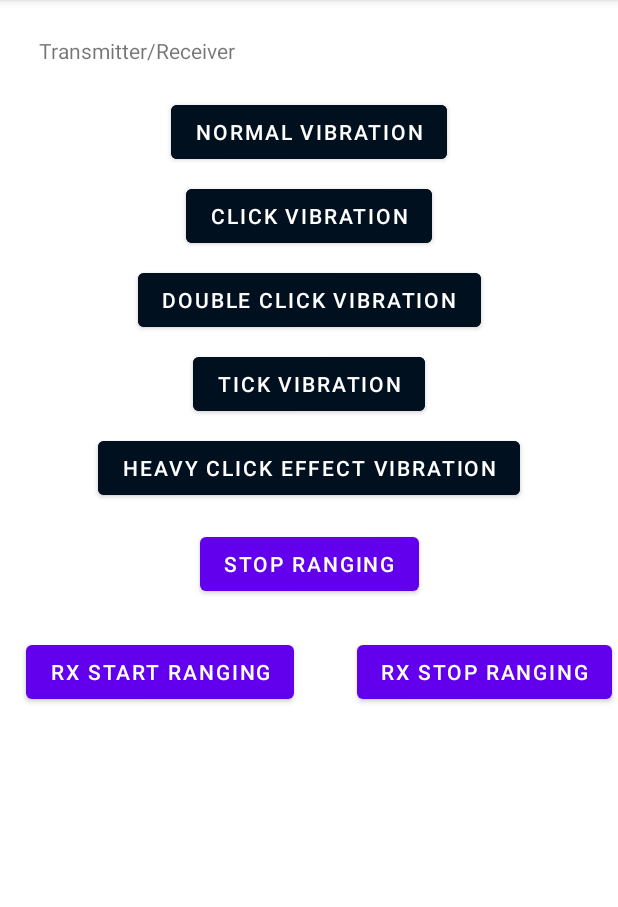
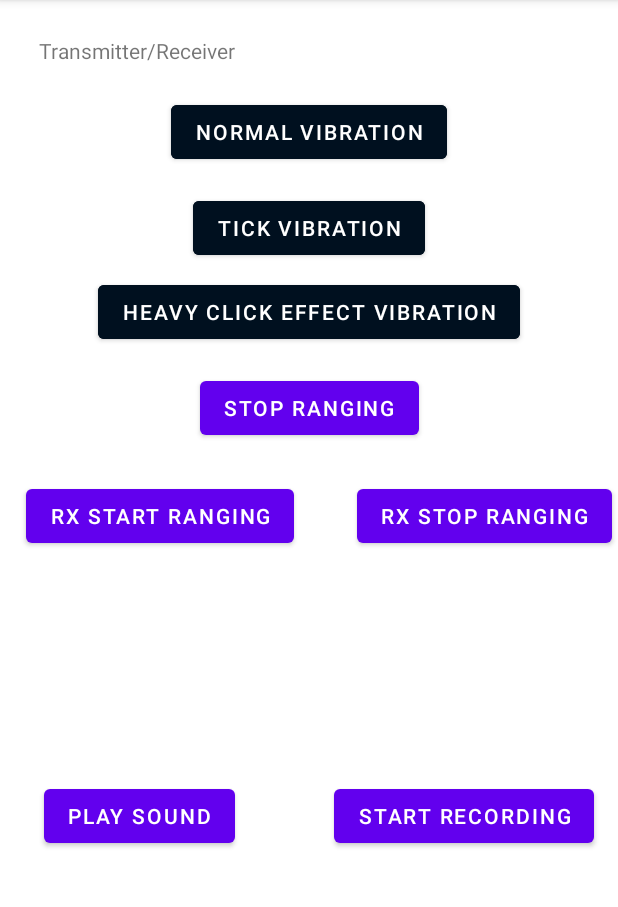
Before and after one commit to JustinHMKim/MCI_Final_Material_ID, an Android app: the screen it shows after launch (MainActivity), after a tap on "TICK VIBRATION", on a phone screen of 412 x 824 dp, the part 84-991 px from its top. Run offline under Robolectric (Android 15) with nearby library versions, the phone set to English and light mode, and no system bars; libraries missing offline, so code that uses them is left out: ca.uol.aig; 1 statement that could not run was skipped.

Commit message:
merge playing sound and yin

```diff
--- a/VibeTest/app/build.gradle
+++ b/VibeTest/app/build.gradle
@@ -32,6 +32,8 @@ dependencies {
     implementation 'androidx.appcompat:appcompat:1.3.1'
     implementation 'com.google.android.material:material:1.4.0'
     implementation 'androidx.constraintlayout:constraintlayout:2.1.1'
+    implementation 'me.franfernandez:fftpack:0.1'
+    implementation files('libs/TarsosDSP-latest.jar')
     testImplementation 'junit:junit:4.+'
     androidTestImplementation 'androidx.test.ext:junit:1.1.3'
     androidTestImplementation 'androidx.test.espresso:espresso-core:3.4.0'
--- a/VibeTest/app/src/main/AndroidManifest.xml
+++ b/VibeTest/app/src/main/AndroidManifest.xml
@@ -1,6 +1,7 @@
 <?xml version="1.0" encoding="utf-8"?>
 <manifest xmlns:android="http://schemas.android.com/apk/res/android"
     package="com.example.vibetest">
+    <uses-permission android:name="android.permission.RECORD_AUDIO" />
     <uses-permission android:name="android.permission.VIBRATE"/>
     <application
         android:allowBackup="true"
--- a/VibeTest/app/src/main/java/com/example/vibetest/MainActivity.java
+++ b/VibeTest/app/src/main/java/com/example/vibetest/MainActivity.java
@@ -25,7 +25,51 @@ import java.io.OutputStreamWriter;
 import java.util.Arrays;
 import java.util.List;
 
+import androidx.core.app.ActivityCompat;
+import android.Manifest;
+import android.content.pm.PackageManager;
+import android.graphics.Bitmap;
+import android.graphics.Canvas;
+import android.graphics.Color;
+import android.graphics.Paint;
+import android.media.AudioAttributes;
+import android.media.AudioRecord;
+import android.media.MediaRecorder;
+import android.os.AsyncTask;
+import android.util.Log;
+import java.io.FileInputStream;
+import java.io.FileOutputStream;
+
+import be.tarsos.dsp.AudioDispatcher;
+import be.tarsos.dsp.AudioEvent;
+import be.tarsos.dsp.AudioProcessor;
+import be.tarsos.dsp.io.android.AudioDispatcherFactory;
+import be.tarsos.dsp.pitch.PitchDetectionHandler;
+import be.tarsos.dsp.pitch.PitchDetectionResult;
+import be.tarsos.dsp.pitch.PitchProcessor;
+import ca.uol.aig.fftpack.RealDoubleFFT;
+
 public class MainActivity extends AppCompatActivity implements SensorEventListener {
+
+  int channelConfiguration = AudioFormat.CHANNEL_CONFIGURATION_MONO;
+  int audioEncoding = AudioFormat.ENCODING_PCM_16BIT;
+  private RealDoubleFFT transformer;
+  int blockSize = 4096;                         // deal with this many samples at a time
+  boolean startRec = false;
+  boolean startPlay = false;
+  public int frequency = 21000;                      // the frequency given
+  boolean ultraSound = false;
+
+  static final int AUDIO_SOURCE = MediaRecorder.AudioSource.MIC; // for raw audio, use MediaRecorder.AudioSource.UNPROCESSED, see note in MediaRecorder section
+  static final int SAMPLE_RATE = 44100;
+  final static int CHANNEL_CONFIG = AudioFormat.CHANNEL_IN_MONO;
+  static final int AUDIO_FORMAT = AudioFormat.ENCODING_PCM_8BIT;
+  static final int BUFFER_SIZE_RECORDING = AudioRecord.getMinBufferSize(SAMPLE_RATE, CHANNEL_CONFIG, AUDIO_FORMAT);
+
+  private String audioFilename = null;
+  private MediaRecorder recorder = null;
+  private boolean start = false;
+  // ---------------------------------------
 
   private SensorManager sensorManager;
   private Sensor accel;
@@ -38,8 +82,9 @@ public class MainActivity extends AppCompatActivity implements SensorEventListen
   String receiverFilename = "receiver_data.csv";
 
   // buttons for all the types of the vibration effects
-  Button bNormalVibration, bClickVibration, bDoubleClickVibration, bTickVibration, bHeavyClickVibration, bStopRanging;
+  Button bNormalVibration, bTickVibration, bHeavyClickVibration, bStopRanging;
   Button bReceiverStartRanging, bReceiverStopRanging;
+  Button bPlaySound, bStartRecording;
 
   TextView transmitterData;
 
@@ -62,12 +107,76 @@ public class MainActivity extends AppCompatActivity implements SensorEventListen
   private final double[] sample = new double[numSamples];
 
   private final byte[] generatedSnd = new byte[2 * numSamples];
+  private String [] permissions = {Manifest.permission.RECORD_AUDIO};
+
+
+  private void onRecord(boolean start) {
+    if (start) {
+      startRecording();
+    } else {
+      stopRecording();
+    }
+  }
+
+  private void startRecording() {
+    recorder = new MediaRecorder();
+    recorder.setAudioSource(MediaRecorder.AudioSource.MIC);
+    recorder.setOutputFormat(AudioFormat.ENCODING_PCM_16BIT);
+    recorder.setOutputFile(audioFilename);
+    recorder.setAudioEncoder(MediaRecorder.AudioEncoder.AMR_NB);
+    recorder.setAudioEncodingBitRate(160000);
+    recorder.setAudioSamplingRate(44100);
+    try {
+      recorder.prepare();
+    } catch (IOException e) {
+      Log.e("AudioRecordTest", "prepare() failed");
+    }
+
+    recorder.start();
+
+  }
+
+  private void stopRecording() {
+    recorder.stop();
+    recorder.release();
+    recorder = null;
+  }
+
+  // construct AudioRecord to record audio from microphone with sample rate of 44100Hz
+
+  void connectsAudioDispatchertoMicrophone() {
+    //final String[] hrtz = {""};
+    AudioDispatcher dispatcher = AudioDispatcherFactory.fromDefaultMicrophone(44100, 4096, 0);
+
+    PitchDetectionHandler pdh = new PitchDetectionHandler() {
+      @Override
+      public void handlePitch(final PitchDetectionResult result, AudioEvent e) {
+        final float pitchInHz = result.getPitch();
+        runOnUiThread(new Runnable() {
+          @Override
+          public void run() {
+            if (pitchInHz > 1000)
+              Log.d("TAG", "pitchInHz: " + pitchInHz);
+            //hrtz[0] = Float.toString(pitchInHz);
+          }
+        });
+      }
+    };
+    AudioProcessor p = new PitchProcessor(PitchProcessor.PitchEstimationAlgorithm.FFT_YIN,
+            44100,
+            4096,
+            pdh);
+    dispatcher.addAudioProcessor(p);
+
+    Thread thread = new Thread(dispatcher, "Audio Dispatcher");
+    thread.start();
+  }
 
   void genTone() {
     // fill out the array
     for (int i = 0; i < numSamples; ++i) {
       // hz
-      double freqOfTone = 2000;
+      double freqOfTone = 15000;
       sample[i] = Math.sin(2 * Math.PI * i / (sampleRate / freqOfTone));
     }
 
@@ -136,7 +245,7 @@ public class MainActivity extends AppCompatActivity implements SensorEventListen
                     final VibrationEffect vibrationEffect1;
                     if (android.os.Build.VERSION.SDK_INT >= android.os.Build.VERSION_CODES.O) {
                       // this effect creates the vibration of default amplitude for 1000ms(1 sec)
-                      vibrationEffect1 = VibrationEffect.createOneShot(500, VibrationEffect.DEFAULT_AMPLITUDE);
+                      vibrationEffect1 = VibrationEffect.createOneShot(1500, VibrationEffect.DEFAULT_AMPLITUDE);
                       // it is safe to cancel other vibrations currently taking place
                       vibrator.cancel();
                       vibrator.vibrate(vibrationEffect1);
@@ -164,8 +273,7 @@ public class MainActivity extends AppCompatActivity implements SensorEventListen
           }
         }
 
-        try (
-            OutputStreamWriter output = new OutputStreamWriter(openFileOutput(receiverFilename, Context.MODE_APPEND))) {
+        try (OutputStreamWriter output = new OutputStreamWriter(openFileOutput(receiverFilename, Context.MODE_APPEND))) {
           output.write(String.valueOf(receiverRangingStartTime));
           output.write(",");
           output.write(String.valueOf(currTime));
@@ -212,7 +320,7 @@ public class MainActivity extends AppCompatActivity implements SensorEventListen
                     final VibrationEffect vibrationEffect1;
                     if (android.os.Build.VERSION.SDK_INT >= android.os.Build.VERSION_CODES.O) {
                       // this effect creates the vibration of default amplitude for 1000ms(1 sec)
-                      vibrationEffect1 = VibrationEffect.createOneShot(500, VibrationEffect.DEFAULT_AMPLITUDE);
+                      vibrationEffect1 = VibrationEffect.createOneShot(1500, VibrationEffect.DEFAULT_AMPLITUDE);
                       // it is safe to cancel other vibrations currently taking place
                       vibrator.cancel();
                       vibrator.vibrate(vibrationEffect1);
@@ -273,6 +381,10 @@ public class MainActivity extends AppCompatActivity implements SensorEventListen
     super.onCreate(savedInstanceState);
     setContentView(R.layout.activity_main);
 
+    transformer = new RealDoubleFFT(blockSize);
+    ActivityCompat.requestPermissions(this, permissions, 200);
+    audioFilename = "data/data/com.example.vibetest/files/myrecording.wav";
+
     sensorManager = (SensorManager) getSystemService(Context.SENSOR_SERVICE);
     accel = sensorManager.getDefaultSensor(Sensor.TYPE_ACCELEROMETER);
     // gyro = sensorManager.getDefaultSensor(Sensor.TYPE_GYROSCOPE);
@@ -285,13 +397,13 @@ public class MainActivity extends AppCompatActivity implements SensorEventListen
 
     // register all of the buttons with their IDs
     bNormalVibration = findViewById(R.id.normalVibrationButton);
-    bClickVibration = findViewById(R.id.clickVibrationButton);
-    bDoubleClickVibration = findViewById(R.id.doubleClickVibrationButton);
     bTickVibration = findViewById(R.id.tickVibrationButton);
     bHeavyClickVibration = findViewById(R.id.heavyClickVibrationButton);
     bStopRanging = findViewById(R.id.stopRangingButton);
     bReceiverStartRanging = findViewById(R.id.receiverStartRangingButton);
     bReceiverStopRanging = findViewById(R.id.receiverStopRangingButton);
+    bPlaySound = findViewById(R.id.playSoundButton);
+    bStartRecording = findViewById(R.id.startRecordButton);
 
     transmitterData = findViewById(R.id.transmitterData);
 
@@ -341,6 +453,38 @@ public class MainActivity extends AppCompatActivity implements SensorEventListen
       }
     });
 
+    // makes sound
+    bPlaySound.setOnClickListener(new View.OnClickListener() {
+      @Override
+      public void onClick(View view) {
+        // this is the only type of the vibration which requires system version Oreo (API 26)
+        final Thread soundThread = new Thread(() -> {
+          genTone();
+          handler.post(() -> playSound());
+        });
+        soundThread.start();
+      }
+    });
+
+    // records audio
+    // + creates file
+    // + startRec set to true
+    bStartRecording.setOnClickListener(new View.OnClickListener() {
+      @Override
+      public void onClick(View view) {
+        File file = new File("data/data/com.example.vibetest/files/myrecording.wav");
+        try {
+          file.createNewFile();
+        } catch (IOException e) {
+          e.printStackTrace();
+        }
+        filename = file.toString();
+
+        startRec = true;
+        connectsAudioDispatchertoMicrophone();
+      }
+    });
+
     // handle normal vibration button
     bNormalVibration.setOnClickListener(new View.OnClickListener() {
       @Override
@@ -356,18 +500,11 @@ public class MainActivity extends AppCompatActivity implements SensorEventListen
         f.delete();
         startRanging = true;
 
-        // this is the only type of the vibration which requires system version Oreo
-        // (API 26)
-        // final Thread soundThread = new Thread(() -> {
-        // genTone();
-        // handler.post(() -> playSound());
-        // });
-
         final Thread vibeThread = new Thread(() -> {
           final VibrationEffect vibrationEffect1;
           if (android.os.Build.VERSION.SDK_INT >= android.os.Build.VERSION_CODES.O) {
             // this effect creates the vibration of default amplitude for 1000ms(1 sec)
-            vibrationEffect1 = VibrationEffect.createOneShot(500, VibrationEffect.DEFAULT_AMPLITUDE);
+            vibrationEffect1 = VibrationEffect.createOneShot(1500, VibrationEffect.DEFAULT_AMPLITUDE);
             // it is safe to cancel other vibrations currently taking place
             vibrator.cancel();
             vibrator.vibrate(vibrationEffect1);
@@ -379,28 +516,6 @@ public class MainActivity extends AppCompatActivity implements SensorEventListen
         rangingStartTime = System.nanoTime();
         // soundThread.start();
         vibeThread.start();
-
-        // new Handler().postDelayed(new Runnable() {
-        // @Override
-        // public void run() {
-        // final Thread vibeThread = new Thread(() -> {
-        // final VibrationEffect vibrationEffect1;
-        // if (android.os.Build.VERSION.SDK_INT >= android.os.Build.VERSION_CODES.O) {
-        // // this effect creates the vibration of default amplitude for 1000ms(1 sec)
-        // vibrationEffect1 = VibrationEffect.createOneShot(500,
-        // VibrationEffect.DEFAULT_AMPLITUDE);
-        // // it is safe to cancel other vibrations currently taking place
-        // vibrator.cancel();
-        // vibrator.vibrate(vibrationEffect1);
-        // }
-        // else {
-        // ((Vibrator) getSystemService(VIBRATOR_SERVICE)).vibrate(1500);
-        // }
-        // });
-        // vibeThread.start();
-        // }
-        // }, 5000);
-
       }
     });
 
@@ -433,57 +548,19 @@ public class MainActivity extends AppCompatActivity implements SensorEventListen
       }
     });
 
-    // handle click vibration button
-    bClickVibration.setOnClickListener(new View.OnClickListener() {
-      @Override
-      public void onClick(View v) {
-
-        StringBuilder sb = new StringBuilder();
-
-        sb.append("vibecheck.csv");
-
-        File to = new File(getFilesDir(), sb.toString());
-
-      }
-    });
-
-    // handle double click vibration button
-    bDoubleClickVibration.setOnClickListener(new View.OnClickListener() {
-      @Override
-      public void onClick(View v) {
-
-        final VibrationEffect vibrationEffect3;
-
-        // this type of vibration requires API 29
-        if (android.os.Build.VERSION.SDK_INT >= android.os.Build.VERSION_CODES.Q) {
-
-          // create vibrator effect with the constant EFFECT_DOUBLE_CLICK
-          vibrationEffect3 = VibrationEffect.createPredefined(VibrationEffect.EFFECT_DOUBLE_CLICK);
-
-          // it is safe to cancel other vibrations currently taking place
-          vibrator.cancel();
-
-          vibrator.vibrate(vibrationEffect3);
-        }
-      }
-    });
-
     // handle tick effect vibration button
     bTickVibration.setOnClickListener(new View.OnClickListener() {
       @Override
       public void onClick(View v) {
-        final VibrationEffect vibrationEffect4;
-
-        // this type of vibration requires API 29
-        if (android.os.Build.VERSION.SDK_INT >= android.os.Build.VERSION_CODES.Q) {
-
-          // create vibrator effect with the constant EFFECT_TICK
-          vibrationEffect4 = VibrationEffect.createPredefined(VibrationEffect.EFFECT_TICK);
-
-          // it is safe to cancel other vibrations currently taking place
-          vibrator.cancel();
-
-          vibrator.vibrate(vibrationEffect4);
+        if(startRec){
+          Toast t = Toast.makeText(getApplicationContext(), "Stop Rec", Toast.LENGTH_SHORT);
+          t.show();
+          startRec = false;
+        }
+        else{
+          Toast t = Toast.makeText(getApplicationContext(), "Stop Play", Toast.LENGTH_SHORT);
+          t.show();
+          startPlay = false;
         }
       }
     });
--- a/VibeTest/app/src/main/res/layout/activity_main.xml
+++ b/VibeTest/app/src/main/res/layout/activity_main.xml
@@ -23,45 +23,25 @@
         app:layout_constraintTop_toTopOf="parent" />
 
     <!--Button to generate click vibration-->
-    <Button
-        android:id="@+id/clickVibrationButton"
-        android:layout_width="wrap_content"
-        android:layout_height="wrap_content"
-        android:layout_marginTop="8dp"
-        android:backgroundTint="@color/colorPrimary"
-        android:text="CLICK VIBRATION"
-        android:textColor="@android:color/white"
-        app:layout_constraintLeft_toLeftOf="parent"
-        app:layout_constraintRight_toRightOf="parent"
-        app:layout_constraintTop_toBottomOf="@id/normalVibrationButton" />
 
     <!--Button to generate double click vibration-->
-    <Button
-        android:id="@+id/doubleClickVibrationButton"
-        android:layout_width="wrap_content"
-        android:layout_height="wrap_content"
-        android:layout_marginTop="8dp"
-        android:backgroundTint="@color/colorPrimary"
-        android:text="DOUBLE CLICK VIBRATION"
-        android:textColor="@android:color/white"
-        app:layout_constraintLeft_toLeftOf="parent"
-        app:layout_constraintRight_toRightOf="parent"
-        app:layout_constraintTop_toBottomOf="@id/clickVibrationButton" />
 
     <!--Button to generate tick vibration-->
+
+    <!--Button to generate heavy click vibration-->
+
     <Button
         android:id="@+id/tickVibrationButton"
         android:layout_width="wrap_content"
         android:layout_height="wrap_content"
-        android:layout_marginTop="8dp"
+        android:layout_marginTop="128dp"
         android:backgroundTint="@color/colorPrimary"
         android:text="TICK VIBRATION"
         android:textColor="@android:color/white"
         app:layout_constraintLeft_toLeftOf="parent"
         app:layout_constraintRight_toRightOf="parent"
-        app:layout_constraintTop_toBottomOf="@id/doubleClickVibrationButton" />
+        app:layout_constraintTop_toTopOf="parent" />
 
-    <!--Button to generate heavy click vibration-->
     <Button
         android:id="@+id/heavyClickVibrationButton"
         android:layout_width="wrap_content"
@@ -116,4 +96,26 @@
         app:layout_constraintStart_toStartOf="parent"
         app:layout_constraintTop_toTopOf="parent" />
 
+    <Button
+        android:id="@+id/playSoundButton"
+        android:layout_width="wrap_content"
+        android:layout_height="wrap_content"
+        android:layout_marginTop="520dp"
+        android:text="play sound"
+        app:layout_constraintEnd_toEndOf="parent"
+        app:layout_constraintHorizontal_bias="0.102"
+        app:layout_constraintStart_toStartOf="parent"
+        app:layout_constraintTop_toTopOf="parent" />
+
+    <Button
+        android:id="@+id/startRecordButton"
+        android:layout_width="wrap_content"
+        android:layout_height="wrap_content"
+        android:layout_marginTop="520dp"
+        android:text="Start Recording"
+        app:layout_constraintEnd_toEndOf="parent"
+        app:layout_constraintHorizontal_bias="0.932"
+        app:layout_constraintStart_toStartOf="parent"
+        app:layout_constraintTop_toTopOf="parent" />
+
 </androidx.constraintlayout.widget.ConstraintLayout>
```
Also changed, not shown: VibeTest/app/libs/TarsosDSP-latest.jar (added).
